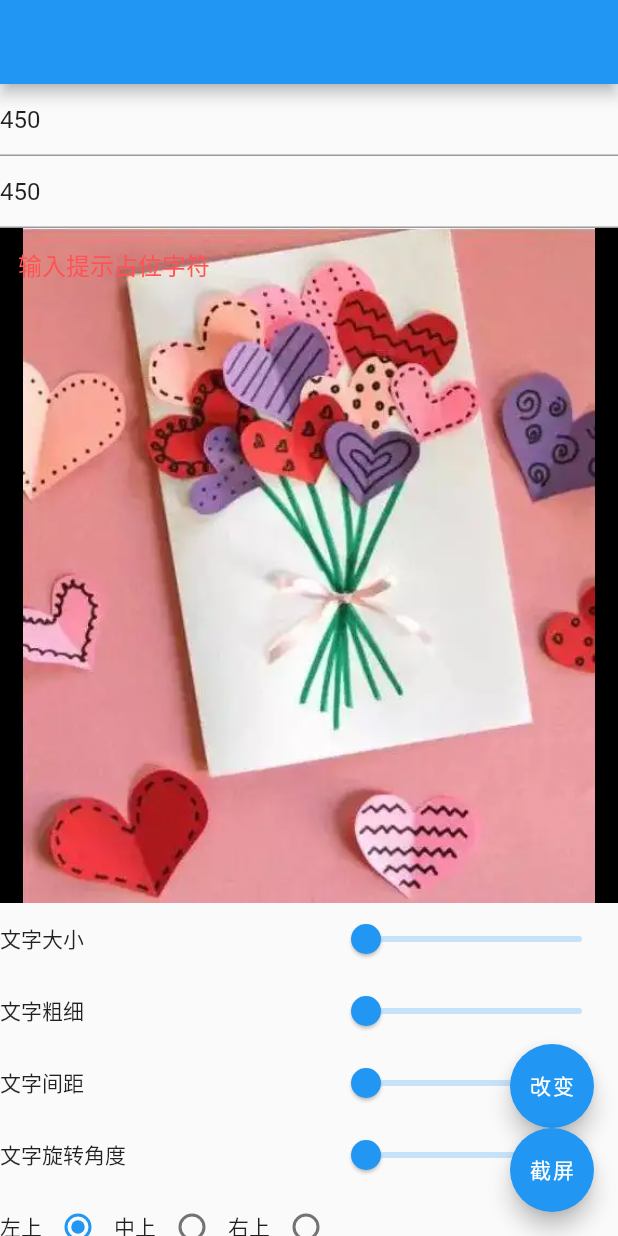
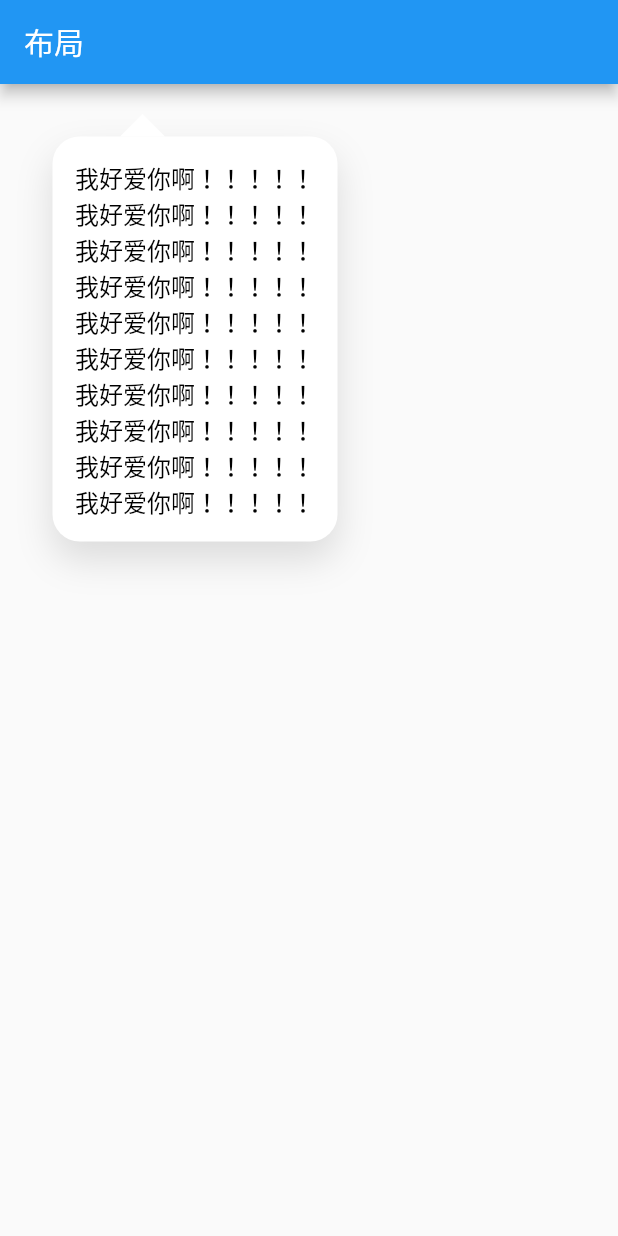
Before and after one commit to iichen-bycode/FlutterPractice, a Flutter app: the screen it shows after launch, on a phone screen of 412 x 824 dp. Run offline on Flutter 3.47's test engine with Material 2 defaults, Android fonts, the phone set to English and light mode, and no system bars; drawn by our look-alikes of photo_view; our stand-ins replace flutter_colorpicker, image_gallery_saver.

Commit message:
两种三角气泡实现方式

```diff
--- a/lib/main.dart
+++ b/lib/main.dart
@@ -1,7 +1,5 @@
-import 'dart:math';
 import 'package:flutter/material.dart';
-import 'package:untitled/renderbox/card_custom_render.dart';
-import 'package:untitled/renderbox/custom_layout.dart';
+import 'package:untitled/renderbox/bubble_renderbox_widget.dart';
 
 void main() => runApp(MyApp());
 MediaQueryData mediaQuery;
@@ -13,8 +11,74 @@ class MyApp extends StatelessWidget {
   Widget build(BuildContext context) {
     return MaterialApp(
       debugShowCheckedModeBanner: false,
-      home: CustomCardRenderBox(),
+      home: Home(),
       theme: ThemeData(primarySwatch: Colors.blue),
     );
   }
 }
+
+
+class Home extends StatefulWidget {
+  @override
+  HomeState createState() => new HomeState();
+}
+
+class HomeState extends State<Home> {
+  @override
+  Widget build(BuildContext context) {
+    return Scaffold(
+      appBar: AppBar(
+        title: Text('布局'),
+      ),
+      body: Container(
+        margin: const EdgeInsets.all(35),
+        decoration: BoxDecoration(
+          boxShadow: [
+            BoxShadow(
+                color: Colors.black12,
+                offset: Offset(0.0, 12.0), //阴影xy轴偏移量
+                blurRadius: 20.0, //阴影模糊程度
+                spreadRadius: 0.1//阴影扩散程度
+            )
+          ],
+          borderRadius: BorderRadius.circular(18),
+          color: Colors.white
+        ),
+        child: BubbleRenderBoxWidget(
+          triangleHeight: 15,
+          triangleWidth: 30,
+          color: Colors.white,
+          offset: 45,
+          axis: TriangleBubbleAxis.TOP,
+          child: Container(
+            padding: const EdgeInsets.all(15),
+            child: Column(
+              mainAxisSize: MainAxisSize.min,
+              children: [
+                Text("我好爱你啊！！！！！",style: TextStyle(fontSize: 16,color: Colors.black),),
+                Text("我好爱你啊！！！！！",style: TextStyle(fontSize: 16,color: Colors.black),),
+                Text("我好爱你啊！！！！！",style: TextStyle(fontSize: 16,color: Colors.black),),
+                Text("我好爱你啊！！！！！",style: TextStyle(fontSize: 16,color: Colors.black),),
+                Text("我好爱你啊！！！！！",style: TextStyle(fontSize: 16,color: Colors.black),),
+                Text("我好爱你啊！！！！！",style: TextStyle(fontSize: 16,color: Colors.black),),
+                Text("我好爱你啊！！！！！",style: TextStyle(fontSize: 16,color: Colors.black),),
+                Text("我好爱你啊！！！！！",style: TextStyle(fontSize: 16,color: Colors.black),),
+                Text("我好爱你啊！！！！！",style: TextStyle(fontSize: 16,color: Colors.black),),
+                Text("我好爱你啊！！！！！",style: TextStyle(fontSize: 16,color: Colors.black),),
+              ],
+            ),
+          ),
+        ),
+      ),
+    );
+  }
+  @override
+  void initState() {
+    super.initState();
+  }
+
+  @override
+  void dispose() {
+    super.dispose();
+  }
+}
--- /dev/null
+++ b/lib/renderbox/bubble_renderbox_widget.dart
@@ -0,0 +1,145 @@
+import 'package:flutter/cupertino.dart';
+import 'package:flutter/material.dart';
+import 'package:flutter/rendering.dart';
+
+enum TriangleBubbleAxis{
+  LEFT,TOP,RIGHT,BOTTOM
+}
+class BubbleRenderBoxWidget extends SingleChildRenderObjectWidget {
+  final double triangleWidth;
+  final double triangleHeight;
+  final double offset;
+  final TriangleBubbleAxis axis;
+  final Color color;
+
+  BubbleRenderBoxWidget({
+    Widget child,
+    this.triangleWidth,
+    this.triangleHeight,
+    this.offset,
+    this.axis,
+    this.color
+  }):super(child: child);
+
+  @override
+  RenderObject createRenderObject(BuildContext context) {
+    return BubbleRenderBox(
+      triangleWidth:triangleWidth,
+      triangleHeight:triangleHeight,
+      offset:offset,
+      axis:axis,
+      color:color,
+    );
+  }
+
+  @override
+  void updateRenderObject(BuildContext context, covariant BubbleRenderBox renderObject) {
+    renderObject..triangleHeight = triangleHeight
+        ..triangleWidth = triangleWidth
+        ..color = color
+        ..offset = offset
+        ..axis = axis;
+
+  }
+}
+
+class BubbleRenderBox extends RenderBox with RenderObjectWithChildMixin {
+  Path _path;
+  Paint _paint;
+
+  double triangleWidth;
+  double triangleHeight;
+  double offset;
+  TriangleBubbleAxis axis;
+  Color color;
+
+  BubbleRenderBox({
+    this.triangleWidth,
+    this.triangleHeight,
+    this.offset,
+    this.axis,
+    this.color
+  }){
+    _path = Path();
+    _paint = Paint()
+      ..style = PaintingStyle.fill
+      ..color = color;
+  }
+
+  @override
+  void performLayout() {
+    child.layout(constraints,parentUsesSize: true);
+    size = (child as RenderBox).size;
+  }
+
+  @override
+  void paint(PaintingContext context, Offset offset) {
+    if(axis == TriangleBubbleAxis.BOTTOM){
+      _path.moveTo(offset.dx + this.offset, offset.dy + size.height);
+      _path.lineTo(offset.dx + this.offset +  triangleWidth / 2, offset.dy + size.height + triangleHeight);
+      _path.lineTo(offset.dx + this.offset +  triangleWidth, offset.dy + size.height);
+      _path.close();
+    }else if(axis == TriangleBubbleAxis.LEFT){
+      _path.moveTo(offset.dx, offset.dy + this.offset);
+      _path.lineTo(offset.dx - triangleHeight, offset.dy + this.offset + triangleWidth / 2);
+      _path.lineTo(offset.dx, offset.dy + this.offset + triangleWidth);
+      _path.close();
+    }else if(axis == TriangleBubbleAxis.RIGHT){
+      _path.moveTo(offset.dx + size.width, offset.dy + this.offset);
+      _path.lineTo(offset.dx + size.width + triangleHeight, offset.dy + this.offset + triangleWidth / 2);
+      _path.lineTo(offset.dx + size.width, offset.dy + this.offset + triangleWidth);
+      _path.close();
+    }else{
+      _path.moveTo(offset.dx + this.offset, offset.dy);
+      _path.lineTo(offset.dx + this.offset +  triangleWidth / 2, offset.dy - triangleHeight);
+      _path.lineTo(offset.dx + this.offset +  triangleWidth, offset.dy);
+      _path.close();
+    }
+    context.canvas.drawPath(_path, _paint);
+    context.paintChild(child, offset);
+    super.paint(context, offset);
+  }
+}
+
+/*
+Container(
+        margin: const EdgeInsets.all(35),
+        decoration: BoxDecoration(
+          boxShadow: [
+            BoxShadow(
+                color: Colors.black12,
+                offset: Offset(0.0, 12.0), //阴影xy轴偏移量
+                blurRadius: 20.0, //阴影模糊程度
+                spreadRadius: 0.1//阴影扩散程度
+            )
+          ],
+          borderRadius: BorderRadius.circular(18),
+          color: Colors.white
+        ),
+        child: BubbleRenderBoxWidget(
+          triangleHeight: 15,
+          triangleWidth: 30,
+          color: Colors.white,
+          offset: 45,
+          axis: TriangleBubbleAxis.BOTTOM,
+          child: Container(
+            padding: const EdgeInsets.all(15),
+            child: Column(
+              mainAxisSize: MainAxisSize.min,
+              children: [
+                Text("我好爱你啊！！！！！",style: TextStyle(fontSize: 16,color: Colors.black),),
+                Text("我好爱你啊！！！！！",style: TextStyle(fontSize: 16,color: Colors.black),),
+                Text("我好爱你啊！！！！！",style: TextStyle(fontSize: 16,color: Colors.black),),
+                Text("我好爱你啊！！！！！",style: TextStyle(fontSize: 16,color: Colors.black),),
+                Text("我好爱你啊！！！！！",style: TextStyle(fontSize: 16,color: Colors.black),),
+                Text("我好爱你啊！！！！！",style: TextStyle(fontSize: 16,color: Colors.black),),
+                Text("我好爱你啊！！！！！",style: TextStyle(fontSize: 16,color: Colors.black),),
+                Text("我好爱你啊！！！！！",style: TextStyle(fontSize: 16,color: Colors.black),),
+                Text("我好爱你啊！！！！！",style: TextStyle(fontSize: 16,color: Colors.black),),
+                Text("我好爱你啊！！！！！",style: TextStyle(fontSize: 16,color: Colors.black),),
+              ],
+            ),
+          ),
+        ),
+      ),
+ */
```
Also changed, not shown: lib/TriangleBubbleWidget.dart (added, +194 -0 lines).
